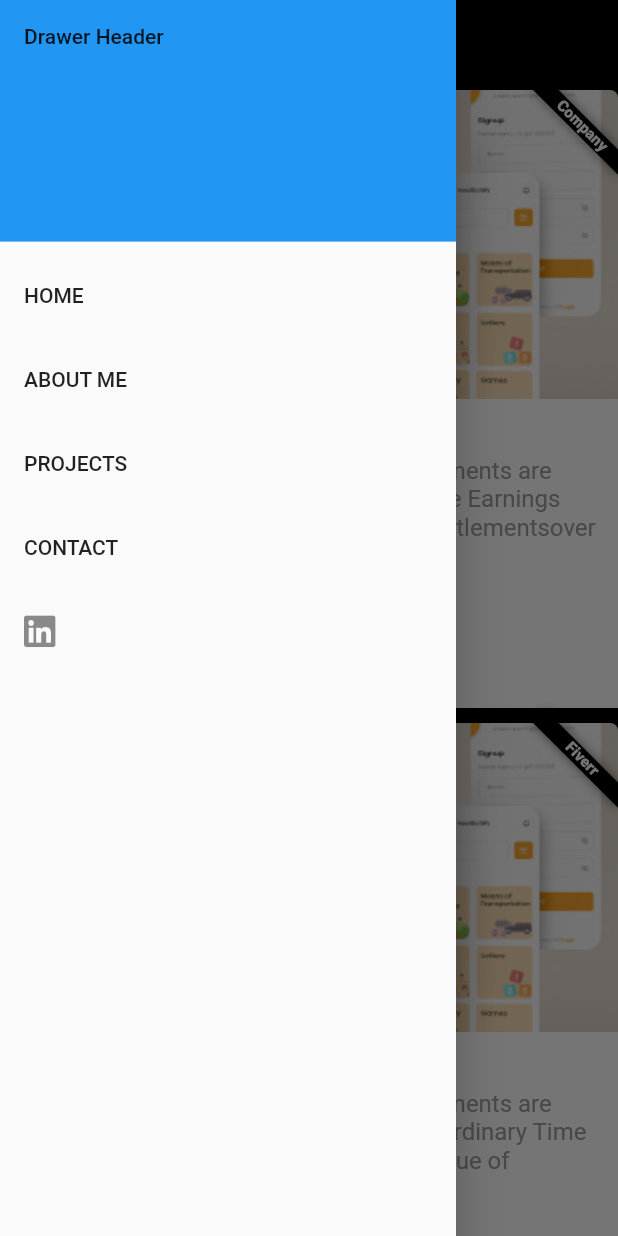
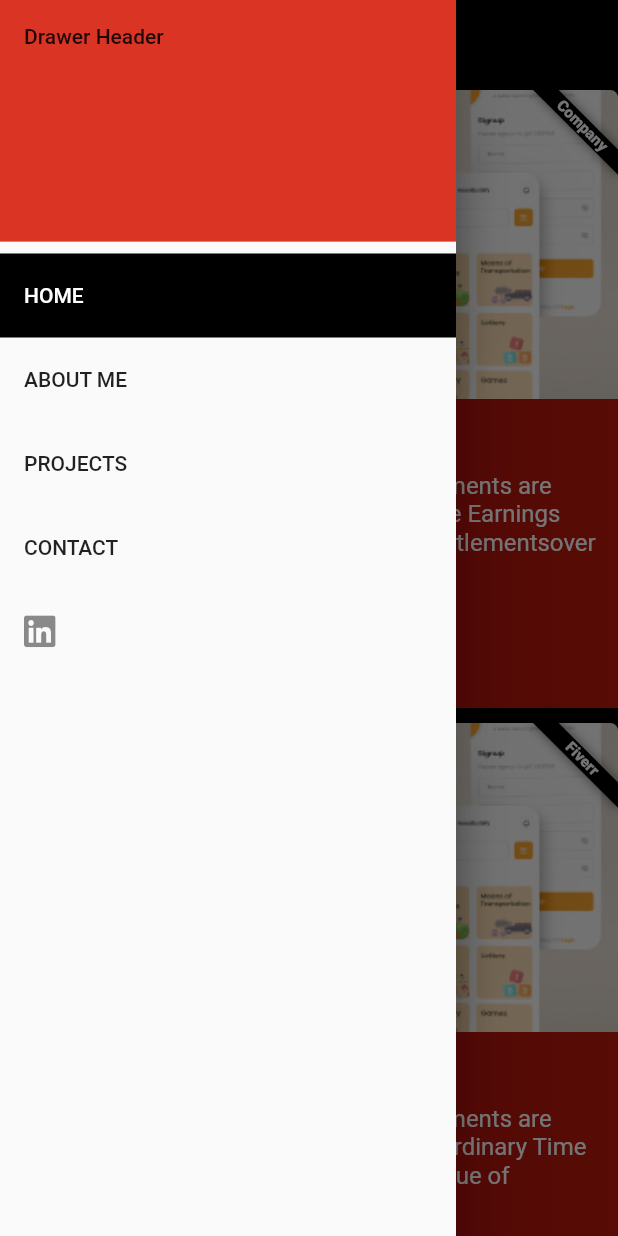
Before and after one commit to farmanullahQAU/my-portfolio, a Flutter app: the ProjectView screen opened by its route, after a tap on the "menu" icon, on a phone screen of 412 x 824 dp. Run offline on Flutter 3.47's test engine with Material 2 defaults, Android fonts, the phone set to English and light mode, and no system bars; our stand-ins replace cloud_firestore, firebase_core, flutter_staggered_animations, font_awesome_flutter, get, get_storage and 1 more; accounts and stored records are empty; statements that could not run were skipped.

Commit message:
last changes

```diff
--- a/lib/components/app_drawer.dart
+++ b/lib/components/app_drawer.dart
@@ -1,3 +1,4 @@
+import 'package:farmanullah_portfolio/constants/constants.dart';
 import 'package:farmanullah_portfolio/menue_controller.dart';
 import 'package:flutter/material.dart';
 import 'package:get/get.dart';
@@ -17,7 +18,7 @@ class AppDrawer extends StatelessWidget {
     children: [
       const DrawerHeader(
         decoration: BoxDecoration(
-          color: Colors.blue,
+          color:primaryColor,
         ),
         child: Text('Drawer Header'),
       ),
@@ -32,10 +33,16 @@ class AppDrawer extends StatelessWidget {
 return Get.find<MenuController>().getNavigationBarItems().map((item) {
 
 
-  return ListTile(title:item.item,
+  return Obx( ()=>
+     ListTile(
+       selected: Get.find<MenuController>().currentIdex==item.index,
+       selectedColor: Colors.white,
+       selectedTileColor: Colors.black,
+       title:item.item,
 
-  onTap: item.onTap,
+    onTap: item.onTap,
 
+    ),
   );
 }).toList();
 
--- a/lib/constants/constants.dart
+++ b/lib/constants/constants.dart
@@ -5,7 +5,10 @@ enum ProjectTypes{
    personal,
 }
 const double textFieldBorder = 5.0;
-const primaryColor = Color(0xFF2697FF);
+const primaryColor =
+
+
+                                            Color.fromARGB(228, 214, 29, 12);
 const secondaryColor = Color(0xFF2A2D3E);
 const bgColor = Color(0xFF212332);
 const definitionColor = Color(0xFFFFA113);
--- a/lib/models/project_model.dart
+++ b/lib/models/project_model.dart
@@ -6,7 +6,7 @@ class Project {
   String? projectId;
   ProjectTypes? projectType;
 
-  String? name;
+  late String name;
 
   String? imageUrl;
   String? playstoreUrl;
@@ -19,7 +19,7 @@ class Project {
       {this.projectId,
       required this.projectType,
       this.assetPath,
-      this.name,
+      required this.name,
       this.playstoreUrl,
       this.appStoreUrl,
       this.imageUrl,
@@ -29,6 +29,7 @@ class Project {
 
   Project.fromJson(Map<String, dynamic> json, String id) {
     projectId = id;
+    name=json['name'];
     projectType:json["projectType"];
     playstoreUrl = json["playstore_url"];
     appStoreUrl = json["appstore_url"];
--- a/lib/pages.dart
+++ b/lib/pages.dart
@@ -8,13 +8,13 @@ import 'package:get/get.dart';
 
 List<GetPage> pages = [
   GetPage(name: RouteNames.HOME, page: () => const HomeView(), binding: Binder(),
-  transitionDuration: Duration(seconds: 1),
+
 
   transition: Transition.fadeIn),
 
   GetPage(name: RouteNames.ABOUT, page: () =>  About(), binding: Binder(),transition:Transition.fadeIn,
 
-  transitionDuration: Duration(seconds: 1),
+
 
   ),
   GetPage(name: RouteNames.PROJECTS, page: () =>  ProjectView(), binding: Binder(),transition: Transition.fadeIn),
--- a/lib/views/projects/projects_controller.dart
+++ b/lib/views/projects/projects_controller.dart
@@ -13,8 +13,10 @@ final isDown=false.obs;
 
       isDown.value=false;
 
-if(scrollController.offset>0)
-{
+if(scrollController.offset>60)
+{//when scroll down more than 60px the set this value true to show colored appbar
+
+
 isDown.value=true;
 
 }
@@ -29,11 +31,11 @@ isDown.value=true;
 
 Project(
   projectType: ProjectTypes.company,
-
+  name: "Expense manager",
 
   assetPath: "assets/verbit.jpg",description: "Each year workers’ compensation entitlements are indexed in  withQueensland Ordinary Time Earnings (QOTE) to ensure the relative value of entitlementsover time.Unde"),
 Project(
-
+  name: "Verbit",
   projectType: ProjectTypes.fiverr,
 
   assetPath: "assets/verbit.jpg",description: "Each year workers’ compensation entitlements are indexed in accordance withQueensland Ordinary Time Earnings (QOTE) to ensure the relative value of entitlementsover time.Unde"),
@@ -41,25 +43,27 @@ Project(
 
 
 Project(
-
+  name: "Self",
   projectType: ProjectTypes.company,
 
   assetPath: "assets/verbit.jpg",description: "Each year workers’ compensation entitlements are indexed in accordance withQueensland Ordinary Time Earnings (QOTE) to ensure the relative value of entitlementsover time.Under section 10A"),
 
 
 Project(
+  name: "Freeco",
+  projectType: ProjectTypes.company,
+
+  assetPath: "assets/verbit.jpg",description: "Each year workers’ compensation entitlements are indexed in accordance withQueensland Ordinary Time Earnings (QOTE) to ensure the relative value of entitlementsover time.Under section 10A"),
+
+Project(
+  name: "Parametric",
 
   projectType: ProjectTypes.company,
 
   assetPath: "assets/verbit.jpg",description: "Each year workers’ compensation entitlements are indexed in accordance withQueensland Ordinary Time Earnings (QOTE) to ensure the relative value of entitlementsover time.Under section 10A"),
 
 Project(
-
-  projectType: ProjectTypes.company,
-
-  assetPath: "assets/verbit.jpg",description: "Each year workers’ compensation entitlements are indexed in accordance withQueensland Ordinary Time Earnings (QOTE) to ensure the relative value of entitlementsover time.Under section 10A"),
-
-Project(
+  name: "Lisu",
 
   projectType: ProjectTypes.company,
 
--- a/lib/views/projects/projects_view.dart
+++ b/lib/views/projects/projects_view.dart
@@ -4,6 +4,7 @@ import 'package:farmanullah_portfolio/textstyles.dart';
 import 'package:farmanullah_portfolio/views/projects/projects_controller.dart';
 import 'package:flutter/material.dart';
 import 'package:flutter_staggered_animations/flutter_staggered_animations.dart';
+import 'package:font_awesome_flutter/font_awesome_flutter.dart';
 import 'package:get/get.dart';
 
 import '../../components/app_drawer.dart';
@@ -78,9 +79,9 @@ class ProjectView extends GetView<ProjectsViewController> {
      //shows drawer for mobile and menu row for tablet and desktop
           Obx(()=>
             AnimatedSwitcher(
-                                       transitionBuilder: (child,animation)=>ScaleTransition(scale: animation,child: child,),
+                                       transitionBuilder: (child,animation)=>SizeTransition(sizeFactor: animation,child: child,),
 
-           duration: const Duration(milliseconds: 500),
+           duration: const Duration(milliseconds: 400),
               child:
               controller.isDown.isTrue&&!ResponsiveWidget.isSmallScreen(context)?
 
@@ -140,7 +141,7 @@ class ProjectView extends GetView<ProjectsViewController> {
   Widget addImage(Project project,int index,int crossAxisCount){
 return  AnimationConfiguration.staggeredGrid(
    position: index,
-              duration: const Duration(seconds: 1),
+              duration: const Duration(milliseconds: 600),
               columnCount: crossAxisCount,
   child:   ScaleAnimation(
     child: Banner(
@@ -174,27 +175,26 @@ return  AnimationConfiguration.staggeredGrid(
     decoration: BoxDecoration(
 
 
-    //                  gradient: LinearGradient(colors: [
+                     gradient: LinearGradient(colors: [
 
 
-    //                   Color.fromRGBO(207, 0, 15, 0.7),
+                      Color.fromRGBO(207, 0, 15, 0.7),
 
-    //                   Color.fromARGB(228, 214, 29, 12),
+                      Color.fromARGB(228, 214, 29, 12),
 
 
 
 
 
-    //                    ],
-    //             begin: Alignment.centerLeft,
-    //             end: Alignment.centerRight,
+                       ],
+                begin: Alignment.centerLeft,
+                end: Alignment.centerRight,
 
 
 
 
 
-    // )
-    color: Colors.white
+    )
 
 
     ),
@@ -210,8 +210,11 @@ return  AnimationConfiguration.staggeredGrid(
 
 
 
-                    Text("Freeco",style: TextStyles.heading5),
-                    Expanded(child: Text(project.description!,style: TextStyles.subtitle1?.copyWith(color: Colors.grey),textAlign: TextAlign.start,)),
+                    Text(project.name,style: TextStyles.heading5?.copyWith(color: Colors.white)),
+                    SizedBox(height: 10,),
+                    Expanded(child: Text(project.description!,style: TextStyles.subtitle1?.copyWith(color: Colors.white),textAlign: TextAlign.start,)),
+
+                    // MaterialButtonWidget(child: FaIcon(FontAwesomeIcons.googlePlay), onPressed: (){}, borderColor: Colors.white, color: Colors.red, hoverColor: Colors.black)
                   ],
                 ),
               ),),
```
Also changed, not shown: 1 other file.
